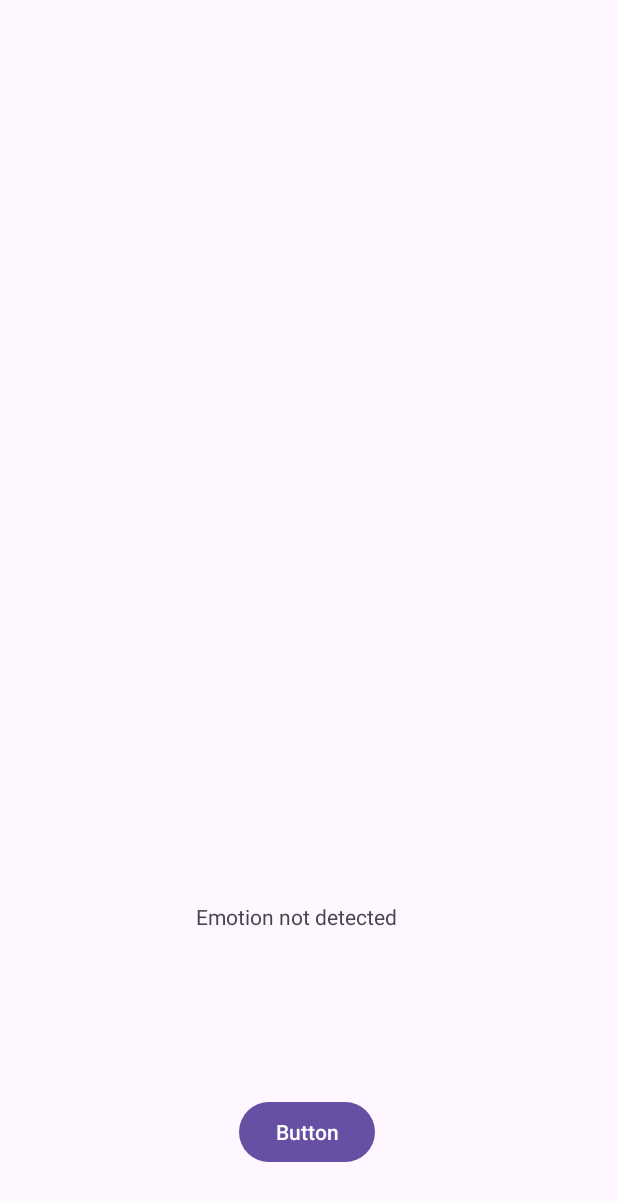
After one commit to michaelis2/Emotify, an Android app: the cameraResult screen opened directly, with no data from a screen before it, on a phone screen of 412 x 824 dp. The commit adds this screen. Shown: the top 1201 px of the screen. Run offline under Robolectric (Android 15) with nearby library versions, the phone set to English and light mode, and no system bars; pictures from the network do not load; Roboto replaces fonts that are not available here.

Commit message:
capture image with emotion detection using the AI API

```diff
--- /dev/null
+++ b/app/src/main/java/com/example/emotify/View/cameraResult.kt
@@ -0,0 +1,39 @@
+package com.example.emotify.View
+
+import android.os.Bundle
+import android.util.Log
+import android.widget.ImageView
+import android.widget.TextView
+import androidx.appcompat.app.AppCompatActivity
+import com.bumptech.glide.Glide
+import com.example.emotify.R
+import java.io.File
+
+class cameraResult : AppCompatActivity() {
+    override fun onCreate(savedInstanceState: Bundle?) {
+        super.onCreate(savedInstanceState)
+        setContentView(R.layout.activity_camera_result)
+
+        val imageView = findViewById<ImageView>(R.id.imageView3)
+        val textView = findViewById<TextView>(R.id.emotion_result)
+
+        // Get the passed data
+        val imagePath = intent.getStringExtra("imagePath")
+        val emotion = intent.getStringExtra("emotion")
+
+        Log.d("CameraResult", "Image path: $imagePath")
+        Log.d("CameraResult", "Emotion: $emotion")
+
+        Glide.with(this).clear(imageView)
+        // Load image into ImageView using Glide
+        if (imagePath != null) {
+            val imageFile = File(imagePath)
+            Glide.with(this)
+                .load(imageFile)
+                .into(imageView)
+        }
+
+        // Set detected emotion
+        textView.text = emotion ?: "Emotion not detected"
+    }
+}
--- /dev/null
+++ b/app/src/main/res/layout/activity_camera_result.xml
@@ -0,0 +1,41 @@
+<?xml version="1.0" encoding="utf-8"?>
+<androidx.constraintlayout.widget.ConstraintLayout xmlns:android="http://schemas.android.com/apk/res/android"
+    xmlns:app="http://schemas.android.com/apk/res-auto"
+    xmlns:tools="http://schemas.android.com/tools"
+    android:id="@+id/main"
+    android:layout_width="match_parent"
+    android:layout_height="match_parent"
+    tools:context=".View.cameraResult">
+
+    <TextView
+        android:id="@+id/emotion_result"
+        android:layout_width="151dp"
+        android:layout_height="66dp"
+        android:text="TextView"
+        app:layout_constraintBottom_toBottomOf="parent"
+        app:layout_constraintEnd_toEndOf="parent"
+        app:layout_constraintStart_toStartOf="parent"
+        app:layout_constraintTop_toTopOf="parent"
+        app:layout_constraintVertical_bias="0.793" />
+
+    <ImageView
+        android:id="@+id/imageView3"
+        android:layout_width="93dp"
+        android:layout_height="117dp"
+        app:layout_constraintEnd_toEndOf="parent"
+        app:layout_constraintStart_toStartOf="parent"
+        app:layout_constraintTop_toTopOf="parent"
+        tools:srcCompat="@tools:sample/avatars" />
+
+    <Button
+        android:id="@+id/saveImage"
+        android:layout_width="wrap_content"
+        android:layout_height="wrap_content"
+        android:text="Button"
+        app:layout_constraintBottom_toBottomOf="parent"
+        app:layout_constraintEnd_toEndOf="parent"
+        app:layout_constraintHorizontal_bias="0.496"
+        app:layout_constraintStart_toStartOf="parent"
+        app:layout_constraintTop_toTopOf="parent"
+        app:layout_constraintVertical_bias="0.942" />
+</androidx.constraintlayout.widget.ConstraintLayout>
--- a/gradle/libs.versions.toml
+++ b/gradle/libs.versions.toml
@@ -5,6 +5,7 @@ firebaseBom = "33.8.0"
 firebaseFirestore = "25.1.1"
 firebaseFirestoreKtx = "25.1.1"
 firebaseStorage = "21.0.1"
+glide = "4.15.1"
 kotlin = "2.1.0"
 coreKtx = "1.15.0"
 junit = "4.13.2"
@@ -15,6 +16,8 @@ lifecycleViewmodelKtxVersion = "2.8.7"
 material = "1.12.0"
 activity = "1.9.3"
 constraintlayout = "2.2.0"
+moshi = "1.15.0"
+okhttp = "4.10.0"
 
 [libraries]
 androidx-core-ktx = { group = "androidx.core", name = "core-ktx", version.ref = "coreKtx" }
@@ -26,6 +29,7 @@ firebase-firestore = { module = "com.google.firebase:firebase-firestore", versio
 firebase-firestore-ktx = { module = "com.google.firebase:firebase-firestore-ktx", version.ref = "firebaseFirestoreKtx" }
 firebase-storage = { module = "com.google.firebase:firebase-storage", version.ref = "firebaseStorage" }
 firebase-ui-auth = { module = "com.google.firebase:firebase-ui-auth" }
+glide = { module = "com.github.bumptech.glide:glide", version.ref = "glide" }
 google-firebase-auth = { module = "com.google.firebase:firebase-auth", version.ref = "firebaseAuth" }
 junit = { group = "junit", name = "junit", version.ref = "junit" }
 androidx-junit = { group = "androidx.test.ext", name = "junit", version.ref = "junitVersion" }
@@ -35,6 +39,8 @@ lifecycle-viewmodel-ktx = { module = "androidx.lifecycle:lifecycle-viewmodel-ktx
 material = { group = "com.google.android.material", name = "material", version.ref = "material" }
 androidx-activity = { group = "androidx.activity", name = "activity", version.ref = "activity" }
 androidx-constraintlayout = { group = "androidx.constraintlayout", name = "constraintlayout", version.ref = "constraintlayout" }
+moshi = { module = "com.squareup.moshi:moshi", version.ref = "moshi" }
+okhttp = { module = "com.squareup.okhttp3:okhttp", version.ref = "okhttp" }
 
 [plugins]
 android-application = { id = "com.android.application", version.ref = "agp" }
```
Also changed, not shown: app/build.gradle.kts (+7 -0 lines), app/src/main/AndroidManifest.xml (+6 -5 lines), app/src/main/java/com/example/emotify/View/Camera.kt (+127 -0 lines), app/src/main/java/com/example/emotify/ViewModel/CameraViewModel.kt (+48 -0 lines), app/src/main/res/xml/network_security_config.xml (added, +8 -0 lines).
